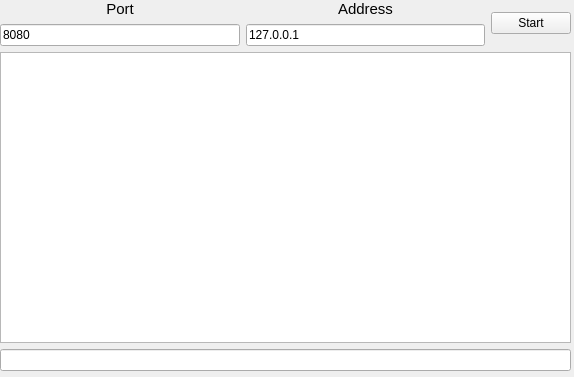
NoakPalander/ChatApp, file src/ui/widgets/AppWidget.ui: the form before one commit.
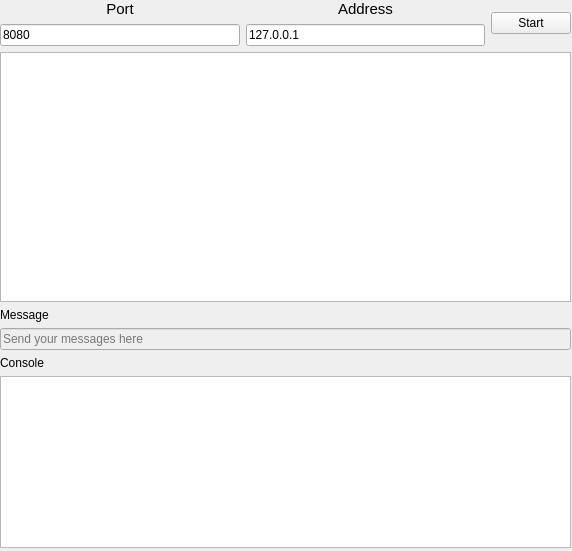
The form after the commit.

The edit to the form file:
```diff
--- a/src/ui/widgets/AppWidget.ui
+++ b/src/ui/widgets/AppWidget.ui
@@ -6,8 +6,8 @@
    <rect>
     <x>0</x>
     <y>0</y>
-    <width>574</width>
-    <height>377</height>
+    <width>572</width>
+    <height>551</height>
    </rect>
   </property>
   <property name="windowTitle">
@@ -19,7 +19,7 @@
      <x>0</x>
      <y>0</y>
      <width>571</width>
-     <height>371</height>
+     <height>548</height>
     </rect>
    </property>
    <layout class="QVBoxLayout" name="rootLayout">
@@ -94,10 +94,54 @@
      </layout>
     </item>
     <item>
-     <widget class="QListWidget" name="chatBox"/>
+     <widget class="QListWidget" name="chatBox">
+      <property name="minimumSize">
+       <size>
+        <width>0</width>
+        <height>250</height>
+       </size>
+      </property>
+     </widget>
     </item>
     <item>
-     <widget class="QLineEdit" name="lineEdit"/>
+     <widget class="QLabel" name="label_4">
+      <property name="text">
+       <string>Message</string>
+      </property>
+     </widget>
+    </item>
+    <item>
+     <widget class="QLineEdit" name="lineEdit">
+      <property name="enabled">
+       <bool>false</bool>
+      </property>
+      <property name="readOnly">
+       <bool>false</bool>
+      </property>
+      <property name="placeholderText">
+       <string>Send your messages here</string>
+      </property>
+     </widget>
+    </item>
+    <item>
+     <widget class="QLabel" name="consoleLabel">
+      <property name="text">
+       <string>Console</string>
+      </property>
+     </widget>
+    </item>
+    <item>
+     <widget class="QTextEdit" name="console">
+      <property name="minimumSize">
+       <size>
+        <width>0</width>
+        <height>150</height>
+       </size>
+      </property>
+      <property name="readOnly">
+       <bool>true</bool>
+      </property>
+     </widget>
     </item>
    </layout>
   </widget>
```
